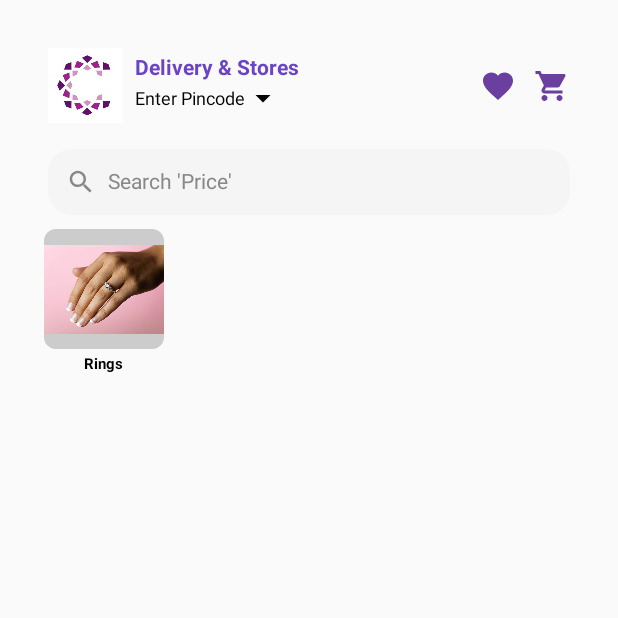
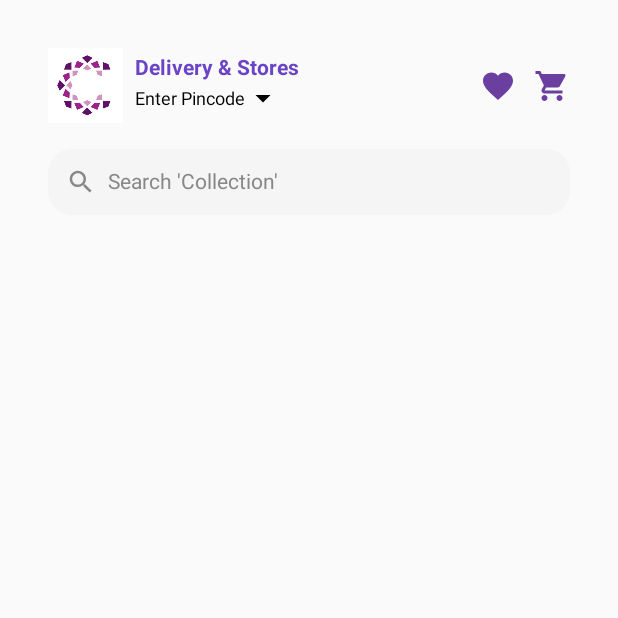
Before and after one commit to HarunRashid-dev/Caratlane, an Android app built with Jetpack Compose: the screen it shows after launch (MainActivity), on a phone screen of 412 x 824 dp, the top half of it. Run offline under Robolectric (Android 15) with nearby library versions, the light colour scheme and no system bars.

Commit message:
attempt (Rings) 2

```diff
--- a/app/src/main/java/com/example/caratlane/MainActivity.kt
+++ b/app/src/main/java/com/example/caratlane/MainActivity.kt
@@ -1,6 +1,5 @@
 package com.example.caratlane
 
-import android.R.attr.title
 import android.os.Bundle
 import androidx.activity.ComponentActivity
 import androidx.activity.compose.setContent
@@ -22,19 +21,16 @@ import androidx.compose.material.icons.filled.Favorite
 import androidx.compose.material.icons.filled.Search
 import androidx.compose.material.icons.filled.ShoppingCart
 import androidx.compose.material3.Icon
-import androidx.compose.material3.SearchBar
 import androidx.compose.material3.Text
 import androidx.compose.runtime.Composable
 import androidx.compose.ui.Alignment
 import androidx.compose.ui.Modifier
-import androidx.compose.ui.draw.clip
 import androidx.compose.ui.graphics.Color
 import androidx.compose.ui.res.painterResource
 import androidx.compose.ui.text.TextStyle
 import androidx.compose.ui.text.font.FontWeight
 import androidx.compose.ui.unit.dp
 import androidx.compose.ui.unit.sp
-import java.nio.file.WatchEvent
 
 class MainActivity : ComponentActivity(){
     override fun onCreate(savedInstanceState: Bundle?) {
@@ -58,9 +54,6 @@ fun MainScreen(){
 
         SearchBar()
 
-        Spacer(modifier = Modifier.height(1.dp))
-
-        CategoryItem()
     }
 }
 
@@ -143,36 +136,10 @@ fun SearchBar(){
         Spacer(modifier = Modifier.width(8.dp))
 
         Text(
-            text = "Search 'Price'",
+            text = "Search 'Collection'",
             color = Color.Gray,
             fontSize = 14.sp,
             style = TextStyle()
         )
     }
 }
-
-@Composable
-fun CategoryItem(){
-    Column(
-        horizontalAlignment = Alignment.CenterHorizontally,
-        modifier = Modifier
-            .padding(8.dp)
-            .width(90.dp)
-    ){
-        Image(
-            painter = painterResource(id = R.drawable.rings),
-            contentDescription = "ring",
-            modifier = Modifier
-            .size(80.dp)
-                .clip(RoundedCornerShape(8.dp))
-                .background(Color.LightGray)
-        )
-        Text(
-            text = "Rings",
-            fontSize = 10.sp,
-            fontWeight = FontWeight.Bold,
-            color = Color.Black,
-            modifier = Modifier.padding(top = 4.dp)
-        )
-    }
-}
```
